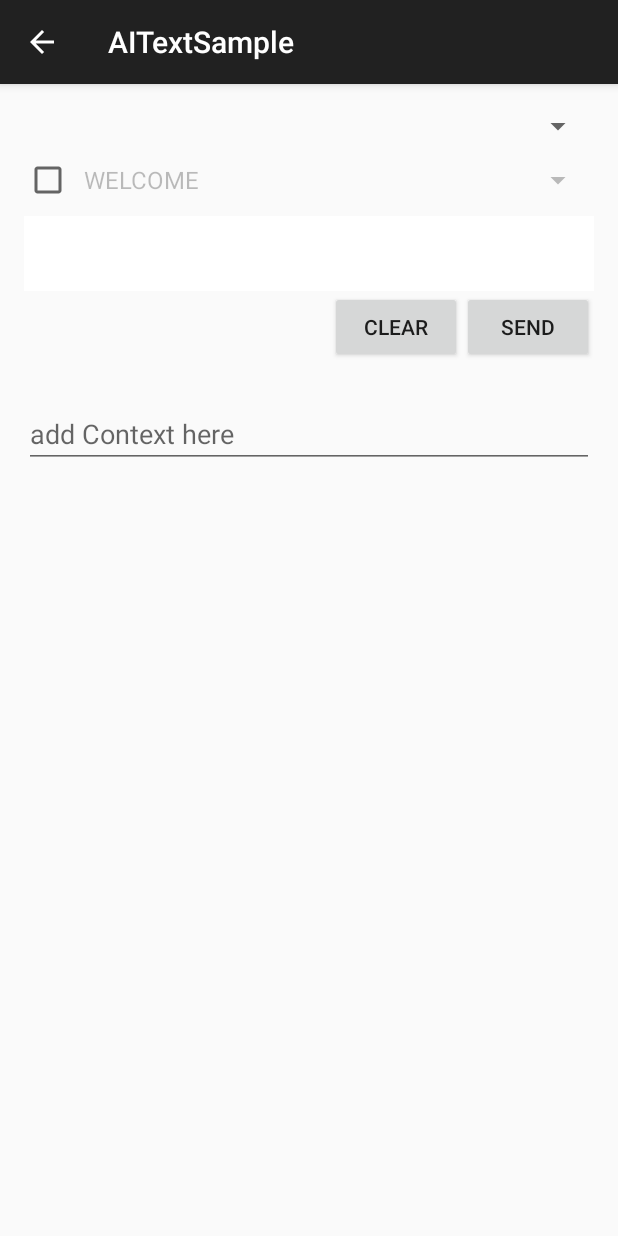
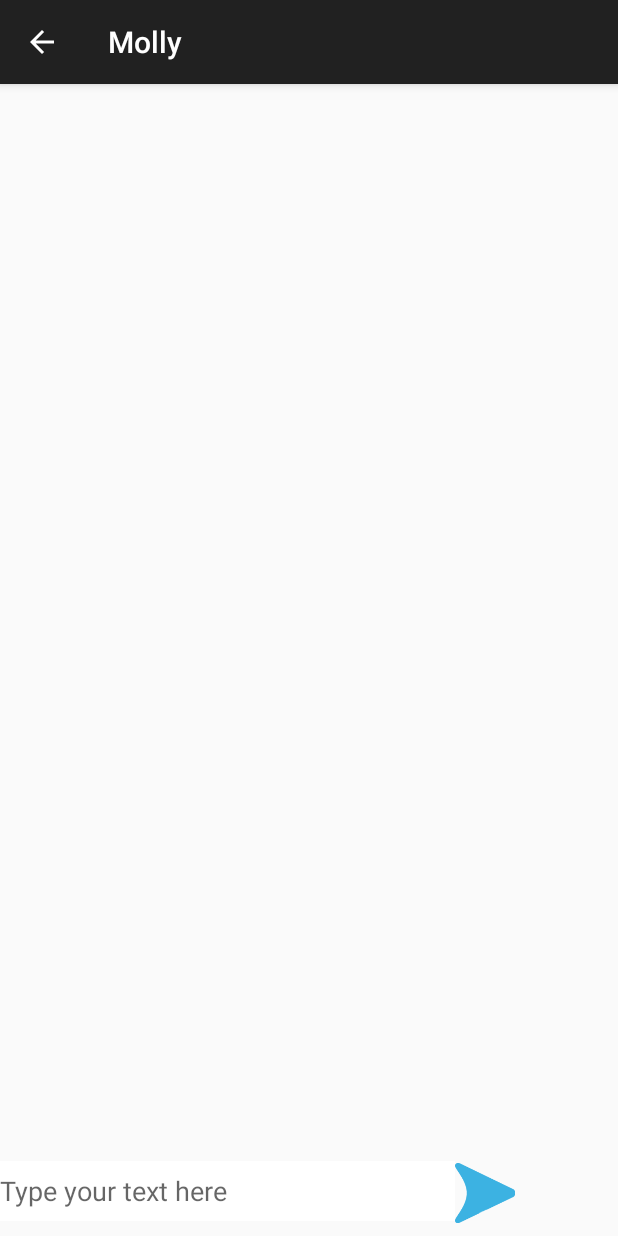
Before and after one commit to aman-g15/VUILabs, an Android app: the AITextSampleActivity screen opened directly, with no data from a screen before it, on a phone screen of 412 x 824 dp. Run offline under Robolectric (Android 15) with nearby library versions, the phone set to English and light mode, and no system bars; 2 statements that could not run were skipped.

Commit message:
Chat bot for molly

```diff
--- a/apiai-android-client/apiAISampleApp/src/main/java/ai/api/sample/AIApplication.java
+++ b/apiai-android-client/apiAISampleApp/src/main/java/ai/api/sample/AIApplication.java
@@ -39,7 +39,7 @@ public class AIApplication extends Application {
         bluetoothController = new BluetoothControllerImpl(this);
         settingsManager = new SettingsManager(this);
         TTS.init(getApplicationContext());
-        TTS.speak("Hi! I am Molly, your personal assistant for real estate practice. How can I help you?");
+        //TTS.speak("Hi! I am Molly, your personal assistant for real estate practice. How can I help you?");
 
     }
 
--- a/apiai-android-client/apiAISampleApp/src/main/java/ai/api/sample/AIButtonSampleActivity.java
+++ b/apiai-android-client/apiAISampleApp/src/main/java/ai/api/sample/AIButtonSampleActivity.java
@@ -137,6 +137,9 @@ public class AIButtonSampleActivity extends BaseActivity implements AIButton.AIB
         //noinspection SimplifiableIfStatement
         if (id == R.id.action_settings) {
             return true;
+        }else if(id == R.id.textBased){
+            Intent i = new Intent(getBaseContext(), AIDialogSampleActivity.class);
+            startActivity(i);
         }
         return super.onOptionsItemSelected(item);
     }
--- a/apiai-android-client/apiAISampleApp/src/main/java/ai/api/sample/AITextSampleActivity.java
+++ b/apiai-android-client/apiAISampleApp/src/main/java/ai/api/sample/AITextSampleActivity.java
@@ -1,22 +1,26 @@
 package ai.api.sample;
 
+import android.graphics.drawable.AnimationDrawable;
 import android.os.AsyncTask;
 import android.os.Bundle;
 import android.text.TextUtils;
 import android.util.Log;
+import android.view.Gravity;
 import android.view.View;
 import android.widget.AdapterView;
-import android.widget.ArrayAdapter;
 import android.widget.CheckBox;
 import android.widget.EditText;
+import android.widget.ImageView;
+import android.widget.LinearLayout;
 import android.widget.Spinner;
 import android.widget.TextView;
 
 import com.google.gson.Gson;
 import com.google.gson.JsonElement;
 
-import java.util.Collections;
 import java.util.HashMap;
+import java.util.Iterator;
+import java.util.LinkedList;
 import java.util.List;
 import java.util.Map;
 
@@ -25,9 +29,7 @@ import ai.api.RequestExtras;
 import ai.api.android.AIConfiguration;
 import ai.api.android.AIDataService;
 import ai.api.android.GsonFactory;
-import ai.api.model.AIContext;
 import ai.api.model.AIError;
-import ai.api.model.AIEvent;
 import ai.api.model.AIRequest;
 import ai.api.model.AIResponse;
 import ai.api.model.Metadata;
@@ -44,48 +46,78 @@ public class AITextSampleActivity extends BaseActivity implements AdapterView.On
     private Gson gson = GsonFactory.getGson();
 
     private TextView resultTextView;
-    private EditText contextEditText;
+    private TextView requestTextView;
+    //private EditText contextEditText;
     private EditText queryEditText;
     private CheckBox eventCheckBox;
 
     private Spinner eventSpinner;
-
+    private ImageView animImageView;
+    private AnimationDrawable frameAnimation;
+    private LinearLayout requestLinearLayout;
+    private LinearLayout inputTextLayout;
+    private static List<String> requestList;
+    private ImageView convImage;
     private AIDataService aiDataService;
 
     @Override
     protected void onCreate(Bundle savedInstanceState) {
         super.onCreate(savedInstanceState);
+        //convImage = new ImageView(getApplicationContext());
 
+        //animImageView = (ImageView) findViewById(R.id.imageView);
         setContentView(R.layout.activity_aitext_sample);
+        convImage = (ImageView) findViewById(R.id.imageViewMolly);
+        requestLinearLayout = (LinearLayout) findViewById(R.id.requestLinearLayout);
+        //requestList = new LinkedList<>();
+       // reqLayout = (RelativeLayout) findViewById(R.id.requestLinearLayout);
 
-        resultTextView = (TextView) findViewById(R.id.resultTextView);
-        contextEditText = (EditText) findViewById(R.id.contextEditText);
+        requestTextView = (TextView) findViewById(R.id.textViewRequest);
+
+        resultTextView = (TextView) findViewById(R.id.textViewResponse);
+        inputTextLayout = (LinearLayout) findViewById(R.id.linearLayout4);
+       // resLayout = (RelativeLayout) findViewById(R.id.responseLinearLayout);
+
+       // contextEditText = (EditText) findViewById(R.id.contextEditText);
         queryEditText = (EditText) findViewById(R.id.textQuery);
+        findViewById(R.id.buttonSend).setOnClickListener(this);
+        /*textView1 = new TextView(this);
+        requestLinearLayout.addView(textView6);*/
 
-        findViewById(R.id.buttonSend).setOnClickListener(this);
-        findViewById(R.id.buttonClear).setOnClickListener(this);
+        //findViewById(R.id.buttonClear).setOnClickListener(this);
+        /*animImageView = (ImageView) findViewById(R.id.imageView3);
+        animImageView.setBackgroundResource(R.drawable.molly_anim);
+        animImageView.post(new Runnable() {
+            @Override
+            public void run() {
+                frameAnimation =
+                        (AnimationDrawable) animImageView.getBackground();
+                frameAnimation.start();
+            }
+        });
+        */
 
-        eventSpinner = (Spinner) findViewById(R.id.selectEventSpinner);
+       /* eventSpinner = (Spinner) findViewById(R.id.selectEventSpinner);
         final ArrayAdapter<String> eventAdapter = new ArrayAdapter<>(this, android.R.layout.simple_spinner_dropdown_item, Config.events);
-        eventSpinner.setAdapter(eventAdapter);
+        eventSpinner.setAdapter(eventAdapter); */
 
-        eventCheckBox = (CheckBox) findViewById(R.id.eventsCheckBox);
+        /*eventCheckBox = (CheckBox) findViewById(R.id.eventsCheckBox);
         checkBoxClicked();
-        eventCheckBox.setOnClickListener(this);
+        eventCheckBox.setOnClickListener(this);*/
 
-        Spinner spinner = (Spinner) findViewById(R.id.selectLanguageSpinner);
+        /*Spinner spinner = (Spinner) findViewById(R.id.selectLanguageSpinner);
         final ArrayAdapter<LanguageConfig> languagesAdapter = new ArrayAdapter<>(this, android.R.layout.simple_spinner_dropdown_item, Config.languages);
         spinner.setAdapter(languagesAdapter);
-        spinner.setOnItemSelectedListener(this);
+        spinner.setOnItemSelectedListener(this);*/
+        initService(new LanguageConfig("en",Config.ACCESS_TOKEN));
 
     }
 
     private void initService(final LanguageConfig selectedLanguage) {
         final AIConfiguration.SupportedLanguages lang = AIConfiguration.SupportedLanguages.fromLanguageTag(selectedLanguage.getLanguageCode());
-        final AIConfiguration config = new AIConfiguration(selectedLanguage.getAccessToken(),
-                lang,
+        final AIConfiguration config = new AIConfiguration(Config.ACCESS_TOKEN,
+                AIConfiguration.SupportedLanguages.English,
                 AIConfiguration.RecognitionEngine.System);
-
 
         aiDataService = new AIDataService(this, config);
     }
@@ -100,11 +132,11 @@ public class AITextSampleActivity extends BaseActivity implements AdapterView.On
     */
     private void sendRequest() {
 
-        final String queryString = !eventSpinner.isEnabled() ? String.valueOf(queryEditText.getText()) : null;
-        final String eventString = eventSpinner.isEnabled() ? String.valueOf(String.valueOf(eventSpinner.getSelectedItem())) : null;
-        final String contextString = String.valueOf(contextEditText.getText());
+        final String queryString = String.valueOf(queryEditText.getText());
+        //final String eventString = String.valueOf(String.valueOf(eventSpinner.getSelectedItem()));
+        //final String contextString = String.valueOf(contextEditText.getText());
 
-        if (TextUtils.isEmpty(queryString) && TextUtils.isEmpty(eventString)) {
+        if (TextUtils.isEmpty(queryString) ) {
             onError(new AIError(getString(R.string.non_empty_query)));
             return;
         }
@@ -117,18 +149,18 @@ public class AITextSampleActivity extends BaseActivity implements AdapterView.On
             protected AIResponse doInBackground(final String... params) {
                 final AIRequest request = new AIRequest();
                 String query = params[0];
-                String event = params[1];
+             //   String event = params[1];
 
                 if (!TextUtils.isEmpty(query))
                     request.setQuery(query);
-                if (!TextUtils.isEmpty(event))
-                    request.setEvent(new AIEvent(event));
-                final String contextString = params[2];
+                /*if (!TextUtils.isEmpty(event))
+                    request.setEvent(new AIEvent(event));*/
+               // final String contextString = params[2];
                 RequestExtras requestExtras = null;
-                if (!TextUtils.isEmpty(contextString)) {
+                /*if (!TextUtils.isEmpty(contextString)) {
                     final List<AIContext> contexts = Collections.singletonList(new AIContext(contextString));
                     requestExtras = new RequestExtras(contexts, null);
-                }
+                }*/
 
                 try {
                     return aiDataService.request(request, requestExtras);
@@ -148,7 +180,7 @@ public class AITextSampleActivity extends BaseActivity implements AdapterView.On
             }
         };
 
-        task.execute(queryString, eventString, contextString);
+        task.execute(queryString);
     }
 
     public void checkBoxClicked() {
@@ -163,7 +195,8 @@ public class AITextSampleActivity extends BaseActivity implements AdapterView.On
             public void run() {
                 Log.d(TAG, "onResult");
 
-                resultTextView.setText(gson.toJson(response));
+
+
 
                 Log.i(TAG, "Received success response");
 
@@ -174,12 +207,31 @@ public class AITextSampleActivity extends BaseActivity implements AdapterView.On
 
                 final Result result = response.getResult();
                 Log.i(TAG, "Resolved query: " + result.getResolvedQuery());
+                //reqLayout.setBackgroundResource(R.color.resTextView_color);
+                convImage.setImageResource(R.drawable.molly_button);
+                //inputTextLayout.addView(convImage);
 
+
+
+                requestTextView.setText(result.getResolvedQuery());
+                requestTextView.setGravity(Gravity.LEFT);
+                requestTextView.setBackgroundResource(R.drawable.req_backcolor);
+
+
+                queryEditText.setText("");
                 Log.i(TAG, "Action: " + result.getAction());
 
                 final String speech = result.getFulfillment().getSpeech();
                 Log.i(TAG, "Speech: " + speech);
-                TTS.speak(speech);
+
+               // TTS.speak(speech);
+                //resultTextView.setBackgroundResource(R.drawable.message_response);
+               // resLayout.setBackgroundResource(R.color.reqTextView_color);
+
+                resultTextView.setText(gson.toJson(response.getResult().getFulfillment().getSpeech().toString()));
+                resultTextView.setGravity(Gravity.LEFT);
+                resultTextView.setBackgroundResource(R.drawable.res_backcolor);
+
 
                 final Metadata metadata = result.getMetadata();
                 if (metadata != null) {
@@ -221,6 +273,7 @@ public class AITextSampleActivity extends BaseActivity implements AdapterView.On
 
     @Override
     public void onClick(View v) {
+        sendRequest();/*
         switch (v.getId()) {
             case R.id.buttonClear:
                 clearEditText();
@@ -228,9 +281,6 @@ public class AITextSampleActivity extends BaseActivity implements AdapterView.On
             case R.id.buttonSend:
                 sendRequest();
                 break;
-            case R.id.eventsCheckBox:
-                checkBoxClicked();
-                break;
-        }
+     }*/
     }
 }
--- a/apiai-android-client/apiAISampleApp/src/main/java/ai/api/sample/MainActivity.java
+++ b/apiai-android-client/apiAISampleApp/src/main/java/ai/api/sample/MainActivity.java
@@ -138,7 +138,10 @@ public class MainActivity extends BaseActivity implements AIButton.AIButtonListe
         if (id == R.id.action_settings) {
             startActivity(AISettingsActivity.class);
             return true;
-        }
+        }else if(id == R.id.textBased){
+        Intent i = new Intent(getBaseContext(), AITextSampleActivity.class);
+        startActivity(i);
+    }
         return super.onOptionsItemSelected(item);
     }
 
@@ -377,4 +380,5 @@ public class MainActivity extends BaseActivity implements AIButton.AIButtonListe
         i.putExtra(AlarmClock.EXTRA_SKIP_UI, true);
         startActivity(i);
     }
+
 }
--- /dev/null
+++ b/apiai-android-client/apiAISampleApp/src/main/res/drawable/req_backcolor.xml
@@ -0,0 +1,6 @@
+<shape xmlns:android="http://schemas.android.com/apk/res/android" android:shape="rectangle" >
+    <solid android:color="@color/reqBackColor" />
+    <padding android:bottom="5dp" android:left="5dp" android:right="5dp" android:top="5dp"></padding>
+    <stroke android:width="1dip" android:color="#4fa5d5"/>
+    <corners android:radius="5dp"></corners>
+</shape>
--- /dev/null
+++ b/apiai-android-client/apiAISampleApp/src/main/res/drawable/res_backcolor.xml
@@ -0,0 +1,6 @@
+<shape xmlns:android="http://schemas.android.com/apk/res/android" android:shape="rectangle" >
+    <solid android:color="@color/resTextView_color" />
+    <padding android:bottom="5dp" android:left="5dp" android:right="5dp" android:top="5dp"></padding>
+    <stroke android:width="1dip" android:color="#4fa5d5"/>
+    <corners android:radius="5dp"></corners>
+</shape>
--- a/apiai-android-client/apiAISampleApp/src/main/res/layout/activity_aitext_sample.xml
+++ b/apiai-android-client/apiAISampleApp/src/main/res/layout/activity_aitext_sample.xml
@@ -1,8 +1,85 @@
-<ScrollView xmlns:android="http://schemas.android.com/apk/res/android"
-    android:layout_width="fill_parent"
-    android:layout_height="fill_parent">
+<RelativeLayout
+    android:layout_height="match_parent"
+    android:layout_width="match_parent"
+    xmlns:android="http://schemas.android.com/apk/res/android">
 
-    <LinearLayout
+
+    <ScrollView xmlns:app="http://schemas.android.com/apk/res-auto"
+        android:id="@+id/linearLayout3"
+        android:orientation="vertical"
+        android:layout_height="450dp"
+        android:layout_width="match_parent"
+        android:layout_marginRight="20dp"
+        android:layout_marginLeft="20dp"
+        xmlns:android="http://schemas.android.com/apk/res/android"
+        >
+        <LinearLayout
+            android:orientation="vertical"
+            android:id="@+id/requestLinearLayout"
+            android:layout_marginTop="20dp"
+            android:layout_marginRight="20dp"
+            android:layout_marginLeft="20dp"
+            android:layout_width="match_parent"
+            android:layout_height="wrap_content">
+
+            <TextView
+            android:layout_marginTop="10dp"
+            android:id="@+id/textViewRequest"
+            android:layout_width="wrap_content"
+            android:layout_height="wrap_content"
+            android:textSize="20dp"
+                android:layout_marginLeft="25dp"
+            android:layout_marginBottom="10dp"/>
+
+        <LinearLayout
+            android:id="@+id/linearLayout4"
+            android:layout_width="wrap_content"
+            android:layout_height="wrap_content"
+            android:orientation="horizontal">
+        <ImageView
+                android:id="@+id/imageViewMolly"
+                android:layout_width="wrap_content"
+                android:layout_height="wrap_content"
+                android:layout_gravity="center"></ImageView>
+        <TextView
+            android:layout_marginTop="10dp"
+            android:id="@+id/textViewResponse"
+            android:layout_width="wrap_content"
+            android:layout_height="wrap_content"
+            android:textSize="20dp"
+            android:layout_marginBottom="10dp"/>
+            </LinearLayout>
+        </LinearLayout>
+    </ScrollView>
+
+
+<LinearLayout
+
+android:layout_width="360dp"
+android:layout_height="50dp"
+    android:layout_alignParentBottom="true"
+
+    android:weightSum="1">
+
+    <EditText
+        android:id="@+id/textQuery"
+        android:layout_width="288dp"
+        android:layout_height="40dp"
+        android:background="@android:color/white"
+        android:hint="@string/type_your_message"
+        android:layout_weight="0.49" />
+
+    <Button
+        android:id="@+id/buttonSend"
+        android:layout_width="40dp"
+        android:layout_height="40dp"
+        android:layout_alignParentRight="true"
+        android:background="@drawable/send_icon"/>
+
+</LinearLayout>
+</RelativeLayout>
+
+   <!-- <LinearLayout xmlns:android="http://schemas.android.com/apk/res/android"
         android:layout_width="match_parent"
         android:layout_height="wrap_content"
         android:orientation="vertical"
@@ -11,31 +88,14 @@
         android:paddingRight="@dimen/activity_horizontal_margin"
         android:paddingTop="@dimen/activity_vertical_margin">
 
-        <Spinner
-            android:id="@+id/selectLanguageSpinner"
-            android:layout_width="match_parent"
-            android:layout_height="wrap_content"></Spinner>
 
         <LinearLayout
             android:layout_width="match_parent"
             android:layout_height="wrap_content">
 
-            <CheckBox
-                android:id="@+id/eventsCheckBox"
-                android:layout_width="wrap_content"
-                android:layout_height="match_parent" />
 
-            <Spinner
-                android:id="@+id/selectEventSpinner"
-                android:layout_width="match_parent"
-                android:layout_height="wrap_content"></Spinner>
+
         </LinearLayout>
-
-        <EditText
-            android:id="@+id/textQuery"
-            android:layout_width="match_parent"
-            android:layout_height="50dp"
-            android:background="@android:color/white" />
 
         <RelativeLayout
             android:layout_width="match_parent"
@@ -69,13 +129,12 @@
                 android:layout_height="match_parent"
                 android:textAppearance="?android:attr/textAppearanceMedium" />
 
-            <EditText
-                android:id="@+id/contextEditText"
-                android:layout_width="match_parent"
-                android:layout_height="wrap_content"
-                android:hint="add Context here"
-                android:textAppearance="?android:attr/textAppearanceMedium" />
+        </LinearLayout>
 
-        </LinearLayout>
+        <EditText
+            android:id="@+id/textQuery"
+            android:layout_width="match_parent"
+            android:layout_height="50dp"
+            android:background="@android:color/white" />
     </LinearLayout>
-</ScrollView>
+-->
--- a/apiai-android-client/apiAISampleApp/src/main/res/menu/main.xml
+++ b/apiai-android-client/apiAISampleApp/src/main/res/menu/main.xml
@@ -6,4 +6,6 @@
         android:title="@string/action_settings"
         android:orderInCategory="100"
         app:showAsAction="never" />
+    <item android:id="@+id/textBased" android:title="@string/action_textBased"
+        android:orderInCategory="100" app:showAsAction="never" />
 </menu>
--- a/apiai-android-client/apiAISampleApp/src/main/res/menu/menu_aibutton_sample.xml
+++ b/apiai-android-client/apiAISampleApp/src/main/res/menu/menu_aibutton_sample.xml
@@ -4,4 +4,6 @@
     tools:context="ai.api.sample.AIButtonSampleActivity">
     <item android:id="@+id/action_settings" android:title="@string/action_settings"
         android:orderInCategory="100" app:showAsAction="never" />
+    <item android:id="@+id/textBased" android:title="@string/action_textBased"
+        android:orderInCategory="100" app:showAsAction="never" />
 </menu>
--- a/apiai-android-client/apiAISampleApp/src/main/res/values/colors.xml
+++ b/apiai-android-client/apiAISampleApp/src/main/res/values/colors.xml
@@ -3,5 +3,6 @@
     <color name="view_alpha_background">#4Db4b4b4</color>
     <color name="divider_color">#cfcfcf</color>
     <color name="reqTextView_color">#9B59B6</color>
-    <color name="resTextView_color">#F7F9F9</color>
+    <color name="resTextView_color">#9B59B6</color>
+    <color name="reqBackColor">#3CB371</color>
 </resources>
--- a/apiai-android-client/apiAISampleApp/src/main/res/values/strings.xml
+++ b/apiai-android-client/apiAISampleApp/src/main/res/values/strings.xml
@@ -3,18 +3,19 @@
 
     <string name="app_name">Molly</string>
     <string name="action_settings">Settings</string>
+    <string name="action_textBased">Text View</string>
 
     <string name="title_activity_aibutton_sample">Molly</string>
     <string name="title_activity_aiservice_sample">AIServiceSample</string>
     <string name="title_activity_aidialog_sample">AIDialogSample</string>
-    <string name="title_activity_aitext_sample">AITextSample</string>
+    <string name="title_activity_aitext_sample">Molly</string>
     <string name="service_sample_text">Service sample</string>
     <string name="button_sample_text">Button sample</string>
     <string name="dialog_sample_text">Dialog sample</string>
     <string name="text_sample_text">Text sample</string>
     <string name="title_app_widget">Voice command</string>
     <string name="non_empty_query">Query should not be empty</string>
-
+    <string name="type_your_message">Type your text here</string>
     <string name="use_bluetooth_headset">Use Bluetooth headset</string>
     <string name="molly_heading">Hi I’m Molly, Your personal assistant for real estate practice!
 
```
Also changed, not shown: apiai-android-client/apiAISampleApp/src/main/res/drawable/message_request.png (added), apiai-android-client/apiAISampleApp/src/main/res/drawable/message_request2.png (added), apiai-android-client/apiAISampleApp/src/main/res/drawable/message_request3.png (added), apiai-android-client/apiAISampleApp/src/main/res/drawable/message_response.png (added), apiai-android-client/apiAISampleApp/src/main/res/drawable/molly_button.gif (added), apiai-android-client/apiAISampleApp/src/main/res/drawable/send_icon.png (added), 52 other files.
